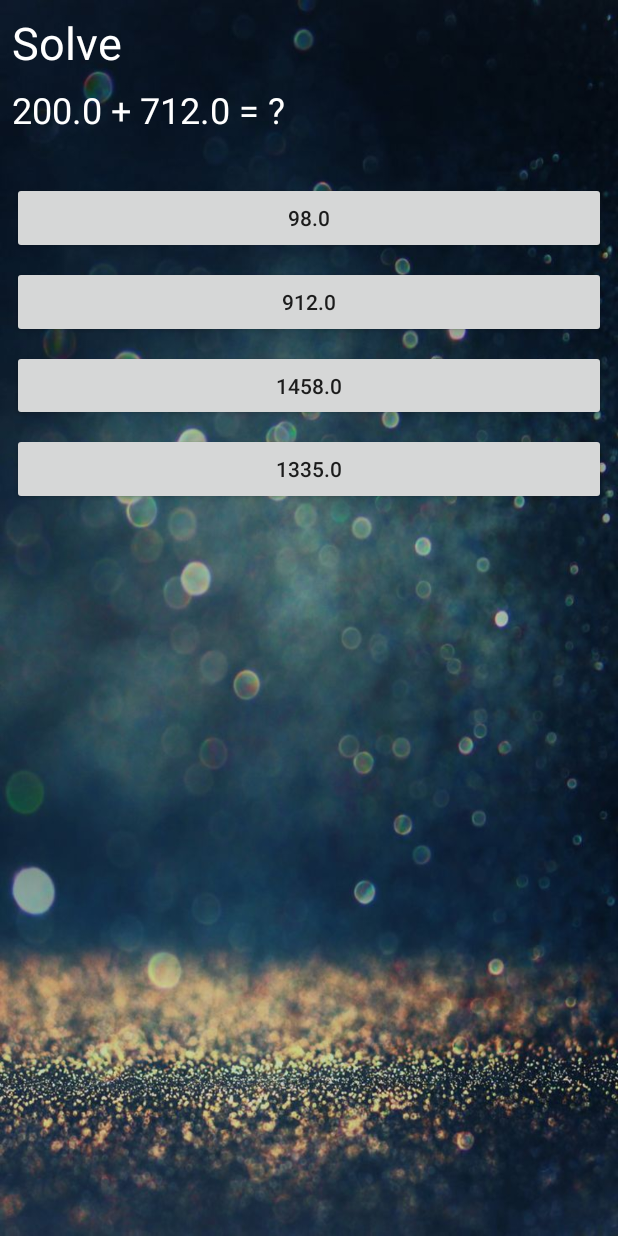
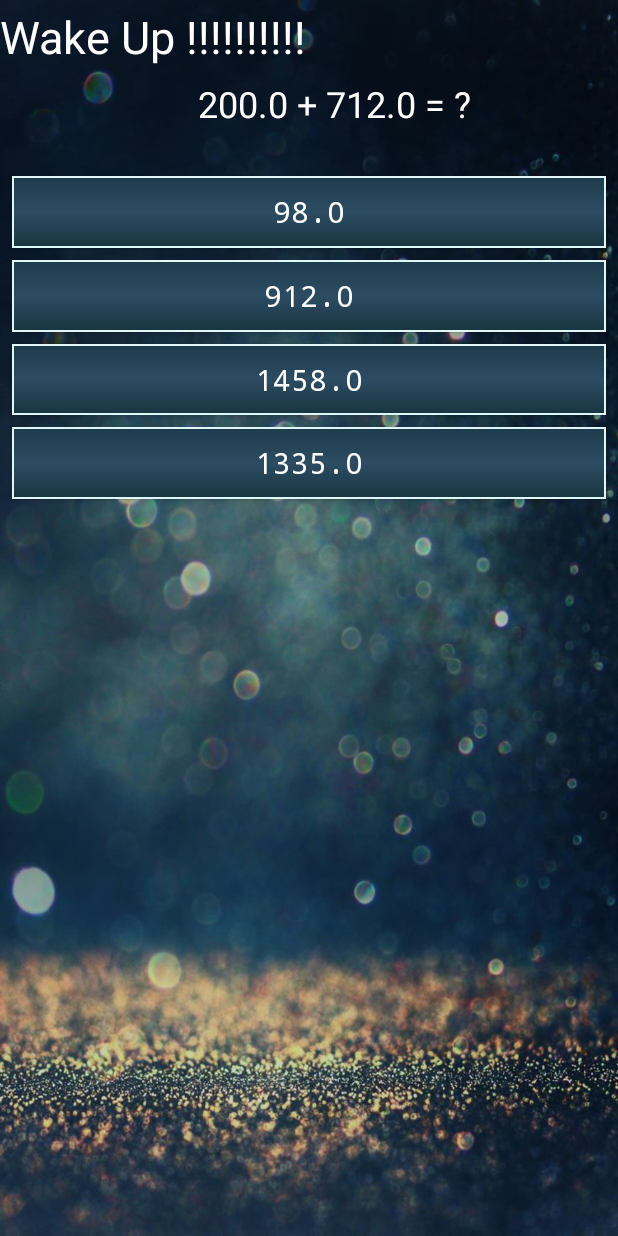
Before and after one commit to n256Coding/CrazyAlarm, an Android app: the AlarmViewerActivity screen opened directly, with no data from a screen before it, on a phone screen of 412 x 824 dp. Run offline under Robolectric (Android 15) with nearby library versions, the phone set to English and light mode, and no system bars; 2 statements that could not run were skipped.

Commit message:
add latest changes part 2

```diff
--- a/app/src/main/res/layout/activity_alarm_viewer.xml
+++ b/app/src/main/res/layout/activity_alarm_viewer.xml
@@ -16,6 +16,10 @@
         android:layout_marginTop="32dp"
         android:onClick="answerBtnClicked"
         android:text="Answer1"
+        android:fontFamily="monospace"
+        android:background="@drawable/button_style"
+        android:textColor="@color/colorWhite"
+        android:textSize="20dp"
         app:layout_constraintEnd_toEndOf="parent"
         app:layout_constraintStart_toStartOf="parent"
         app:layout_constraintTop_toBottomOf="@+id/tv_Equation" />
@@ -24,8 +28,7 @@
         android:id="@+id/textView"
         android:layout_width="wrap_content"
         android:layout_height="wrap_content"
-        android:layout_marginStart="8dp"
-        android:layout_marginTop="8dp"
+        android:layout_marginTop="4dp"
         android:text="@string/solve_title"
         android:textColor="@color/colorWhite"
         android:textSize="30sp"
@@ -36,6 +39,7 @@
         android:id="@+id/tv_Equation"
         android:layout_width="wrap_content"
         android:layout_height="wrap_content"
+        android:layout_marginStart="132dp"
         android:layout_marginTop="8dp"
         android:text="TextView"
         android:textColor="@color/colorWhite"
@@ -50,6 +54,10 @@
         android:layout_marginTop="8dp"
         android:onClick="answerBtnClicked"
         android:text="Answer2"
+        android:fontFamily="monospace"
+        android:background="@drawable/button_style"
+        android:textColor="@color/colorWhite"
+        android:textSize="20dp"
         app:layout_constraintEnd_toEndOf="@+id/btn_ans1"
         app:layout_constraintStart_toStartOf="@+id/btn_ans1"
         app:layout_constraintTop_toBottomOf="@+id/btn_ans1" />
@@ -61,6 +69,10 @@
         android:layout_marginTop="8dp"
         android:onClick="answerBtnClicked"
         android:text="answer3"
+        android:fontFamily="monospace"
+        android:background="@drawable/button_style"
+        android:textColor="@color/colorWhite"
+        android:textSize="20dp"
         app:layout_constraintEnd_toEndOf="@+id/btn_ans2"
         app:layout_constraintStart_toStartOf="@+id/btn_ans2"
         app:layout_constraintTop_toBottomOf="@+id/btn_ans2" />
@@ -72,6 +84,10 @@
         android:layout_marginTop="8dp"
         android:onClick="answerBtnClicked"
         android:text="answer4"
+        android:fontFamily="monospace"
+        android:background="@drawable/button_style"
+        android:textColor="@color/colorWhite"
+        android:textSize="20dp"
         app:layout_constraintEnd_toEndOf="@+id/btn_ans3"
         app:layout_constraintStart_toStartOf="@+id/btn_ans3"
         app:layout_constraintTop_toBottomOf="@+id/btn_ans3" />
--- a/app/src/main/res/values/strings.xml
+++ b/app/src/main/res/values/strings.xml
@@ -4,5 +4,5 @@
     <string name="title_activity_alarm_viewer">AlarmViewerActivity</string>
     <string name="dummy_button">Dummy Button</string>
     <string name="dummy_content">DUMMY\nCONTENT</string>
-    <string name="solve_title">Solve</string>
+    <string name="solve_title">Wake Up !!!!!!!!!!</string>
 </resources>
```
